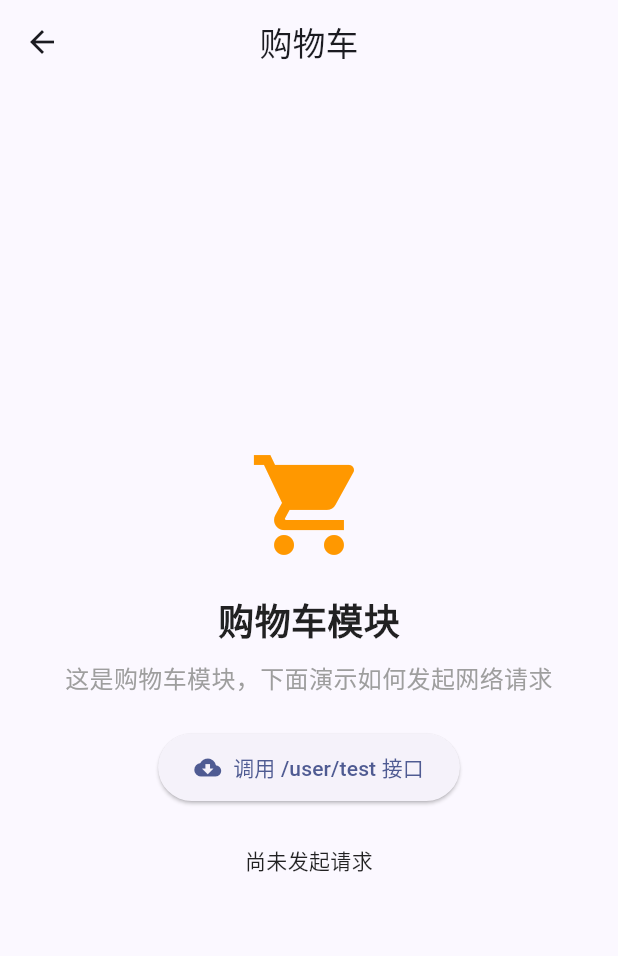
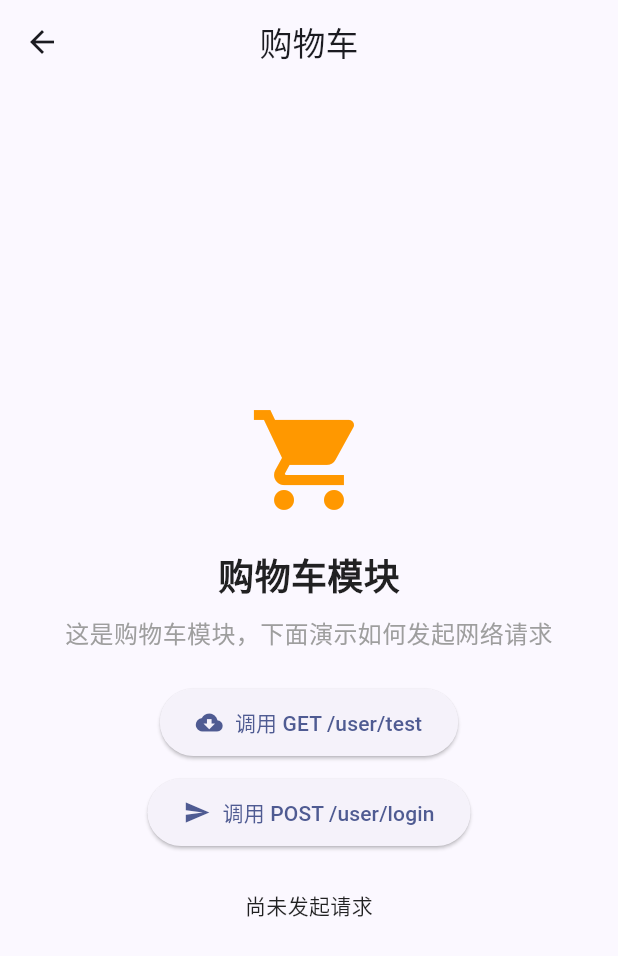
Before and after one commit to zyd806094224/flutter_app, a Flutter app: the Module3View screen opened by its route, on a phone screen of 412 x 824 dp. Shown: the top 956 px of the screen. Run offline on Flutter 3.47's test engine with Material 2 defaults, Android fonts, the phone set to English and light mode, and no system bars; our stand-ins replace dio, go_router, pull_to_refresh, webview_flutter; network calls fail.

Commit message:
post请求测试

```diff
--- a/lib/viewmodels/module3/module3_viewmodel.dart
+++ b/lib/viewmodels/module3/module3_viewmodel.dart
@@ -30,11 +30,11 @@ class Module3ViewModel extends ChangeNotifier {
   }
 
   /// 调用示例接口：GET /user/test
-  /// 用于演示如何通过DioClient发起网络请求
+  /// 用于演示如何通过DioClient发起GET请求
   Future<void> fetchGetTest() async {
     if (_isLoading) return;
     _isLoading = true;
-    _resultMessage = '请求中...';
+    _resultMessage = 'GET /user/test 请求中...';
     notifyListeners();
 
     try {
@@ -47,14 +47,53 @@ class Module3ViewModel extends ChangeNotifier {
       });
 
       if (response.isSuccess) {
-        _resultMessage = '请求成功：${response.data ?? response.raw}';
+        _resultMessage = 'GET 请求成功：${response.data ?? response.raw}';
       } else {
-        _resultMessage = '业务失败(${response.code})：${response.message}';
+        _resultMessage = 'GET 业务失败(${response.code})：${response.message}';
       }
     } on NetworkException catch (e) {
-      _resultMessage = '请求失败：${e.message}';
+      _resultMessage = 'GET 请求失败：${e.message}';
     } catch (e) {
-      _resultMessage = '未知错误：$e';
+      _resultMessage = 'GET 未知错误：$e';
+    } finally {
+      _isLoading = false;
+      notifyListeners();
+    }
+  }
+
+  /// 调用示例接口：POST /user/login
+  /// 请求体：{ no: 'zhangsan', password: '123456' }
+  /// 用于演示如何通过DioClient发起POST请求
+  Future<void> fetchPostTest() async {
+    if (_isLoading) return;
+    _isLoading = true;
+    _resultMessage = 'POST /user/login 请求中...';
+    notifyListeners();
+
+    try {
+      final response = await DioClient.instance.post<Map<String, dynamic>>(
+        '/user/login',
+        data: {
+          'no': 'zhangsan',
+          'password': '123456',
+        },
+        dataParser: (data) {
+          if (data is Map<String, dynamic>) {
+            return data;
+          }
+          return {'data': data};
+        },
+      );
+
+      if (response.isSuccess) {
+        _resultMessage = 'POST 请求成功：${response.data ?? response.raw}';
+      } else {
+        _resultMessage = 'POST 业务失败(${response.code})：${response.message}';
+      }
+    } on NetworkException catch (e) {
+      _resultMessage = 'POST 请求失败：${e.message}';
+    } catch (e) {
+      _resultMessage = 'POST 未知错误：$e';
     } finally {
       _isLoading = false;
       notifyListeners();
--- a/lib/views/module3/module3_view.dart
+++ b/lib/views/module3/module3_view.dart
@@ -67,15 +67,35 @@ class _Module3ViewState extends State<Module3View> {
                     textAlign: TextAlign.center,
                   ),
                   const SizedBox(height: 24),
+                  // GET 按钮
                   ElevatedButton.icon(
                     icon: const Icon(Icons.cloud_download),
                     label: Text(
-                      viewModel.isLoading ? '请求中...' : '调用 /user/test 接口',
+                      viewModel.isLoading ? '请求中...' : '调用 GET /user/test',
                     ),
                     onPressed: viewModel.isLoading
                         ? null
                         : () {
                             viewModel.fetchGetTest();
+                          },
+                    style: ElevatedButton.styleFrom(
+                      padding: const EdgeInsets.symmetric(
+                        horizontal: 24,
+                        vertical: 12,
+                      ),
+                    ),
+                  ),
+                  const SizedBox(height: 12),
+                  // POST 按钮
+                  ElevatedButton.icon(
+                    icon: const Icon(Icons.send),
+                    label: Text(
+                      viewModel.isLoading ? '请求中...' : '调用 POST /user/login',
+                    ),
+                    onPressed: viewModel.isLoading
+                        ? null
+                        : () {
+                            viewModel.fetchPostTest();
                           },
                     style: ElevatedButton.styleFrom(
                       padding: const EdgeInsets.symmetric(
```
